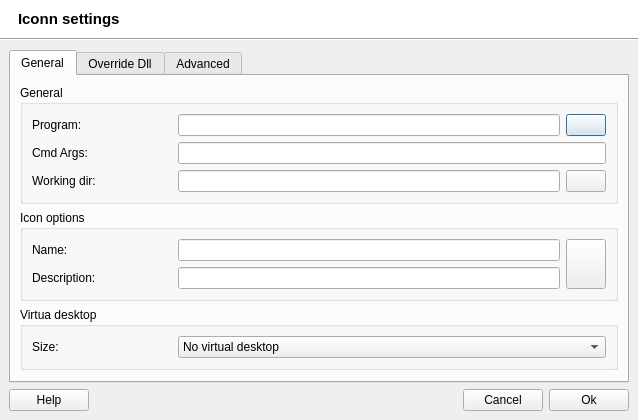
Before: the Qt Designer form src/q4wine-gui/uis/IconSettings.ui in brezerk/q4wine, drawn with Qt 5.
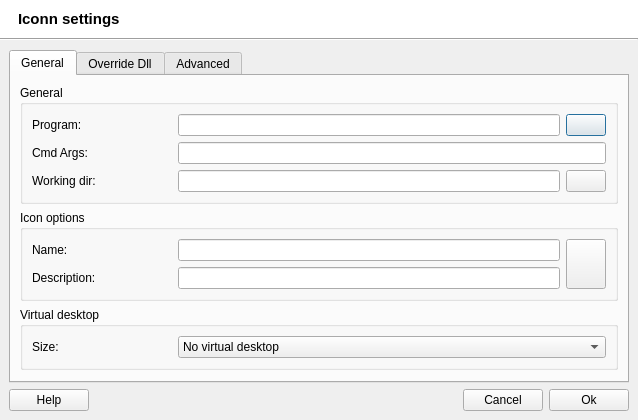
After: the same form once the commit is applied. Icons and pictures are not drawn.

Commit message: Add default desktop size hint for "Icon creation" and "Run" dialogs;

Patch:
```diff
--- a/src/q4wine-gui/uis/IconSettings.ui
+++ b/src/q4wine-gui/uis/IconSettings.ui
@@ -453,7 +453,7 @@
           <item>
            <widget class="QGroupBox" name="groupBox_8">
             <property name="title">
-             <string>Virtua desktop</string>
+             <string>Virtual desktop</string>
             </property>
             <layout class="QVBoxLayout" name="verticalLayout">
              <item>
```
The commit also changes 4 other files.
